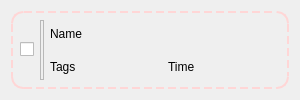
The window that taskwidget.ui (david4more/QtToDo) describes before a commit, drawn with Qt 5.
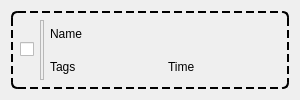
The same window after the commit.

Commit message: add navigation via calendar

The edit to the form file:
```diff
--- a/taskwidget.ui
+++ b/taskwidget.ui
@@ -26,7 +26,7 @@
    <item>
     <widget class="QWidget" name="containerWidget" native="true">
      <property name="styleSheet">
-      <string notr="true">QWidget#containerWidget {border: 2px dashed #ffd6d6; border-radius: 12px;}</string>
+      <string notr="true">QWidget#containerWidget {border: 2px dashed; border-radius: 6px;}</string>
      </property>
      <layout class="QHBoxLayout" name="horizontalLayout_2">
       <item>
```
The commit also changes 2 other files.
